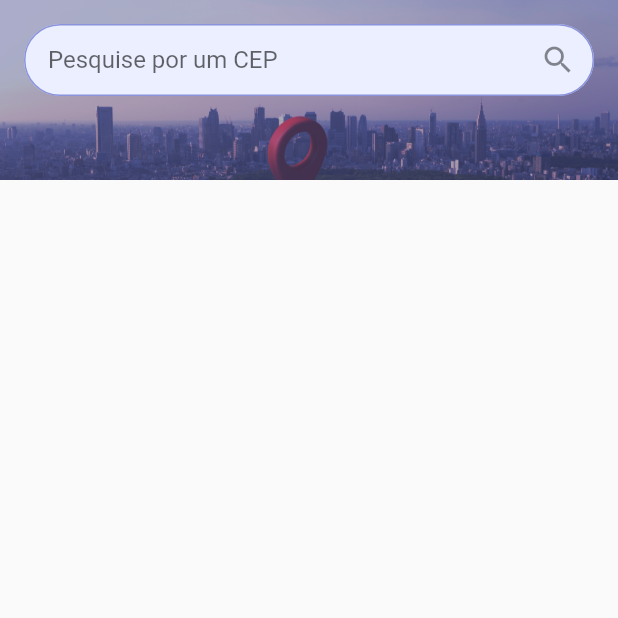
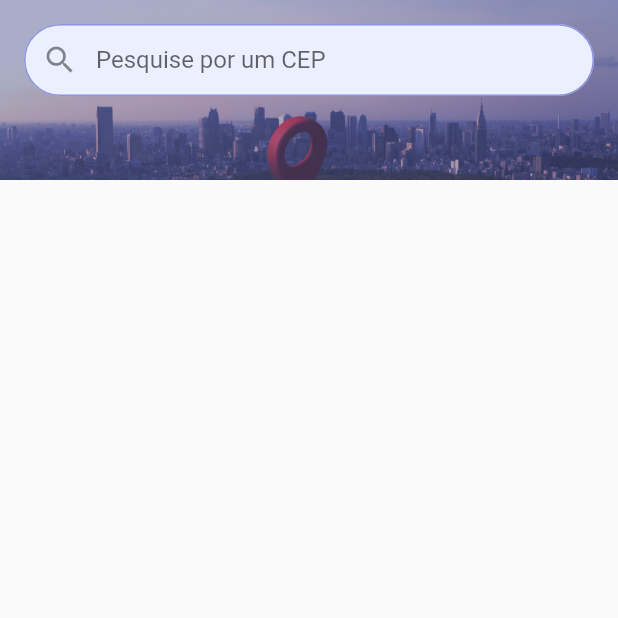
Before and after one commit to HenriqueFelixDev/consulta-cep-dio, a Flutter app: the screen it shows after launch, on a phone screen of 412 x 824 dp, the top half of it. Run offline on Flutter 3.47's test engine with Material 2 defaults, Android fonts, the phone set to English and light mode, and no system bars; our stand-ins replace dio, flutter_dotenv, google_fonts, parse_server_sdk_flutter; network calls fail; Roboto replaces fonts that are missing (Mukta).

Commit message:
feat: implement auto search cep with debounce

```diff
--- /dev/null
+++ b/lib/models/debounce.dart
@@ -0,0 +1,16 @@
+import 'dart:async';
+
+import 'package:flutter/material.dart';
+
+class Debounce {
+  Timer? _timer;
+
+  void call(
+    VoidCallback action, {
+    Duration duration = const Duration(seconds: 1),
+  }) {
+    _timer?.cancel();
+
+    _timer = Timer(duration, action);
+  }
+}
--- a/lib/pages/search/cep_search_controller.dart
+++ b/lib/pages/search/cep_search_controller.dart
@@ -1,5 +1,6 @@
 import 'package:flutter/material.dart';
 
+import '../../models/debounce.dart';
 import '../../models/cep_model.dart';
 import '../../repositories/cep/cep_repository.dart';
 
@@ -10,9 +11,15 @@ class CepSearchController extends ChangeNotifier {
     required CepRepository cepRepository,
   }) : _cepRepository = cepRepository;
 
+  final _debounce = Debounce();
+
   String _search = '';
   String get search => _search;
-  set search(String value) => _search = value;
+
+  set search(String value) {
+    _search = value;
+    _debounce(searchCeps);
+  }
 
   List<CepModel> _ceps = [];
   List<CepModel> get ceps => _ceps;
--- a/lib/pages/search/cep_search_page.dart
+++ b/lib/pages/search/cep_search_page.dart
@@ -94,15 +94,10 @@ class _CepSearchHeader extends StatelessWidget {
       ),
       child: TextField(
         onChanged: (value) => controller.search = value,
-        decoration: InputDecoration(
+        decoration: const InputDecoration(
           filled: true,
-          fillColor: const Color(0xFFEBEFFF),
-          suffixIcon: IconButton(
-            onPressed: () {
-              controller.searchCeps();
-            },
-            icon: const Icon(Icons.search),
-          ),
+          fillColor: Color(0xFFEBEFFF),
+          prefixIcon: Icon(Icons.search),
           hintText: 'Pesquise por um CEP',
         ),
       ),
```
